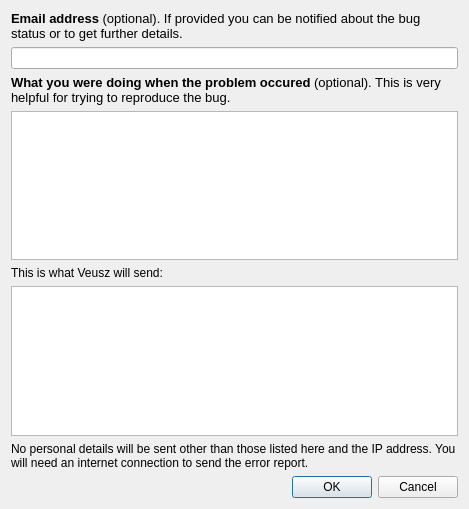
This is dialogs/exceptionsend.ui in veusz/veusz as Qt 5 draws it before an edit. The edited form follows.
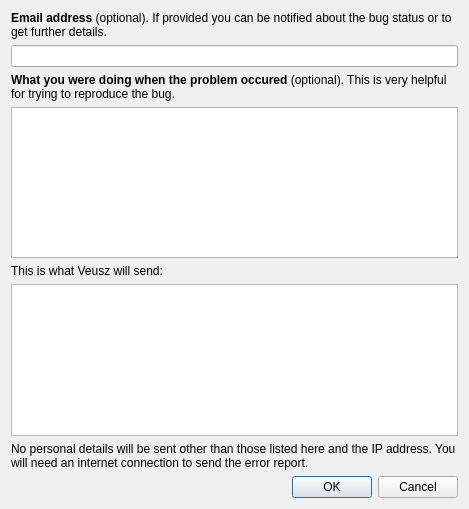
This is the edited form.

Commit message: Simplify html in dialogs

```diff
--- a/dialogs/exceptionsend.ui
+++ b/dialogs/exceptionsend.ui
@@ -17,11 +17,7 @@
    <item>
     <widget class="QLabel" name="label">
      <property name="text">
-      <string>&lt;!DOCTYPE HTML PUBLIC &quot;-//W3C//DTD HTML 4.0//EN&quot; &quot;http://www.w3.org/TR/REC-html40/strict.dtd&quot;&gt;
-&lt;html&gt;&lt;head&gt;&lt;meta name=&quot;qrichtext&quot; content=&quot;1&quot; /&gt;&lt;style type=&quot;text/css&quot;&gt;
-p, li { white-space: pre-wrap; }
-&lt;/style&gt;&lt;/head&gt;&lt;body style=&quot; font-family:'Arial'; font-size:10pt; font-weight:400; font-style:normal;&quot;&gt;
-&lt;p style=&quot; margin-top:0px; margin-bottom:0px; margin-left:0px; margin-right:0px; -qt-block-indent:0; text-indent:0px;&quot;&gt;&lt;span style=&quot; font-weight:600;&quot;&gt;Email address&lt;/span&gt; (optional). If provided you can be notified about the bug status or to get further details.&lt;/p&gt;&lt;/body&gt;&lt;/html&gt;</string>
+      <string>&lt;b&gt;Email address&lt;/b&gt; (optional). If provided you can be notified about the bug status or to get further details.</string>
      </property>
      <property name="wordWrap">
       <bool>true</bool>
@@ -34,11 +30,7 @@
    <item>
     <widget class="QLabel" name="label_2">
      <property name="text">
-      <string>&lt;!DOCTYPE HTML PUBLIC &quot;-//W3C//DTD HTML 4.0//EN&quot; &quot;http://www.w3.org/TR/REC-html40/strict.dtd&quot;&gt;
-&lt;html&gt;&lt;head&gt;&lt;meta name=&quot;qrichtext&quot; content=&quot;1&quot; /&gt;&lt;style type=&quot;text/css&quot;&gt;
-p, li { white-space: pre-wrap; }
-&lt;/style&gt;&lt;/head&gt;&lt;body style=&quot; font-family:'Arial'; font-size:10pt; font-weight:400; font-style:normal;&quot;&gt;
-&lt;p style=&quot; margin-top:0px; margin-bottom:0px; margin-left:0px; margin-right:0px; -qt-block-indent:0; text-indent:0px;&quot;&gt;&lt;span style=&quot; font-weight:600;&quot;&gt;What you were doing when the problem occured&lt;/span&gt; (optional). This is very helpful for trying to reproduce the bug.&lt;/p&gt;&lt;/body&gt;&lt;/html&gt;</string>
+      <string>&lt;b&gt;What you were doing when the problem occured&lt;/b&gt; (optional). This is very helpful for trying to reproduce the bug.</string>
      </property>
      <property name="wordWrap">
       <bool>true</bool>
```
The commit also changes 6 other files.
